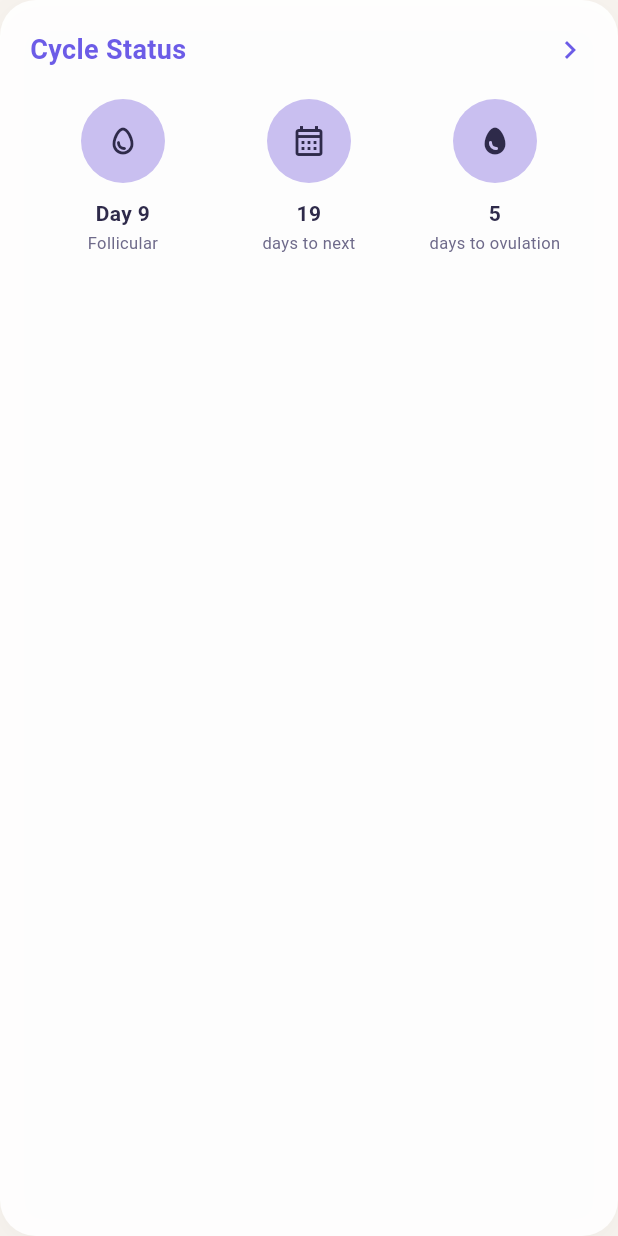
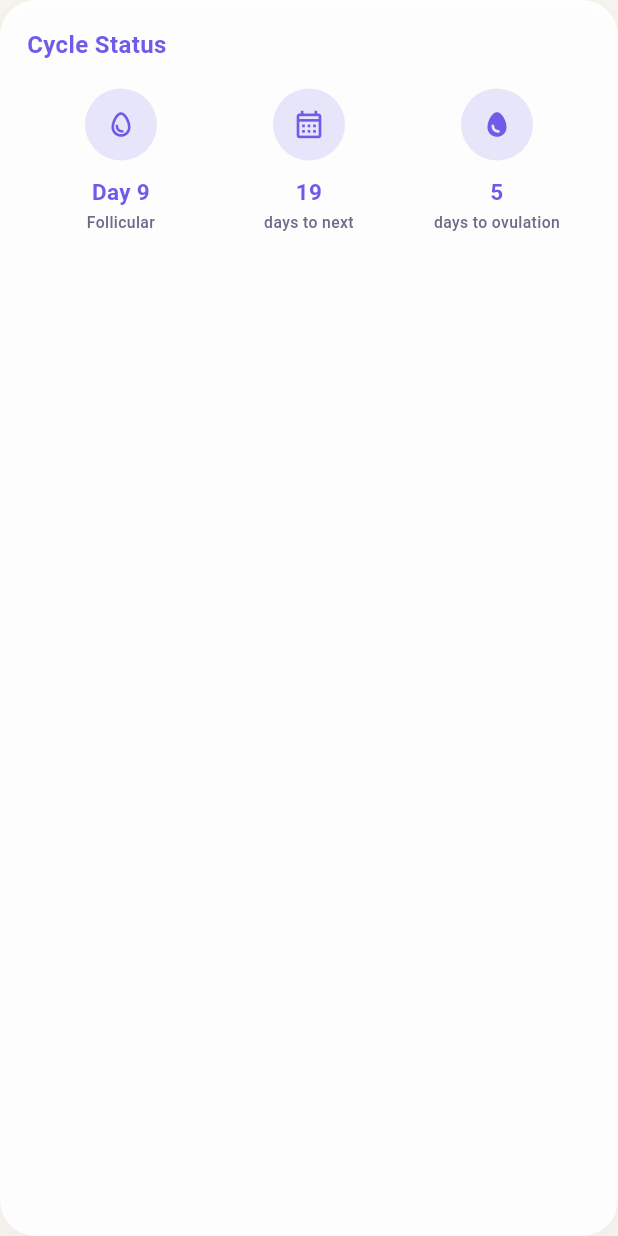
Before and after one commit to naswazhahira/Lunary, a Flutter app: the CycleStatusCard widget shown alone on an empty page, opened directly, on a phone screen of 412 x 824 dp. Run offline on Flutter 3.47's test engine with Material 3 defaults, Android fonts, the phone set to English and light mode, and no system bars; our stand-ins replace go_router; statements that could not run were skipped.

Commit message:
Enhance CycleStatusCard with onSeeMore callback
Added an optional onSeeMore callback to CycleStatusCard and updated the layout for better spacing and alignment.

```diff
--- a/lib/features/calendar/widgets/cycle_status_card.dart
+++ b/lib/features/calendar/widgets/cycle_status_card.dart
@@ -15,16 +15,18 @@ class CycleStatusStat {
 
 class CycleStatusCard extends StatelessWidget {
   final List<CycleStatusStat> stats;
+  final VoidCallback? onSeeMore;
 
   const CycleStatusCard({
     Key? key,
     required this.stats,
+    this.onSeeMore,
   }) : super(key: key);
 
   @override
   Widget build(BuildContext context) {
     return Container(
-      padding: const EdgeInsets.all(20),
+      padding: const EdgeInsets.all(18),
       decoration: BoxDecoration(
         color: AppColors.cardBackground,
         borderRadius: BorderRadius.circular(AppColors.cardRadius),
@@ -37,79 +39,85 @@ class CycleStatusCard extends StatelessWidget {
         ],
       ),
       child: Column(
-        crossAxisAlignment: CrossAxisAlignment.start,
         children: [
+          _buildHeader(),
+          const SizedBox(height: 18),
           Row(
-            mainAxisAlignment: MainAxisAlignment.spaceBetween,
-            children: const [
-              Text(
-                'Cycle Status',
-                style: TextStyle(
-                  fontSize: 18,
-                  fontWeight: FontWeight.bold,
-                  color: AppColors.primaryPurple,
-                ),
-              ),
-              Icon(
-                Icons.chevron_right,
-                color: AppColors.primaryPurple,
-              ),
-            ],
-          ),
-          const SizedBox(height: 20),
-          Row(
-            // Menyejajarkan posisi atas lingkaran secara presisi
+            mainAxisAlignment: MainAxisAlignment.spaceAround,
             crossAxisAlignment: CrossAxisAlignment.start,
-            children: stats.map((stat) => _buildStatItem(stat)).toList(),
+            children: stats.map((stat) => Expanded(child: _buildStatItem(stat))).toList(),
           ),
         ],
       ),
     );
   }
 
+  Widget _buildHeader() {
+    return Row(
+      mainAxisAlignment: MainAxisAlignment.spaceBetween,
+      children: [
+        const Text(
+          'Cycle Status',
+          style: TextStyle(
+            fontSize: 16,
+            fontWeight: FontWeight.bold,
+            color: AppColors.primaryPurple,
+          ),
+        ),
+        if (onSeeMore != null)
+          GestureDetector(
+            onTap: onSeeMore,
+            child: const Icon(
+              Icons.chevron_right_rounded,
+              color: AppColors.primaryPurple,
+              size: 22,
+            ),
+          ),
+      ],
+    );
+  }
+
   Widget _buildStatItem(CycleStatusStat stat) {
-    return Expanded(
+    return Padding(
+      padding: const EdgeInsets.symmetric(horizontal: 4),
       child: Column(
         mainAxisSize: MainAxisSize.min,
-        crossAxisAlignment: CrossAxisAlignment.center,
         children: [
-          // Lingkaran ikon dengan ukuran fixed
+          // Icon Container
           Container(
-            width: 56,
-            height: 56,
-            decoration: const BoxDecoration(
-              color: AppColors.cycleStatusCircle,
+            width: 48,
+            height: 48,
+            decoration: BoxDecoration(
+              color: AppColors.primaryPurple.withOpacity(0.15),
               shape: BoxShape.circle,
             ),
-            child: Center(
-              child: Icon(
-                stat.icon,
-                color: AppColors.darkText,
-                size: 24,
-              ),
+            child: Icon(
+              stat.icon,
+              color: AppColors.primaryPurple,
+              size: 22,
             ),
           ),
           const SizedBox(height: 10),
-          // Nilai / Value Utama
+          // Nilai Angka / Status Utama
           Text(
             stat.value,
             textAlign: TextAlign.center,
             style: const TextStyle(
-              fontSize: 14,
+              fontSize: 15,
               fontWeight: FontWeight.bold,
-              color: AppColors.darkText,
+              color: AppColors.primaryPurple,
             ),
           ),
           const SizedBox(height: 4),
-          // Label deskripsi (dikecilkan & otomatis ke bawah jika panjang)
+          // Label Penjelas (Bisa terlipat ke bawah jika panjang)
           Text(
             stat.label,
             textAlign: TextAlign.center,
             maxLines: 2,
-            softWrap: true,
+            overflow: TextOverflow.ellipsis,
             style: const TextStyle(
-              fontSize: 11,
-              fontWeight: FontWeight.w400,
+              fontSize: 10.5,
+              fontWeight: FontWeight.w500,
               color: AppColors.darkerSubText,
               height: 1.2,
             ),
```
